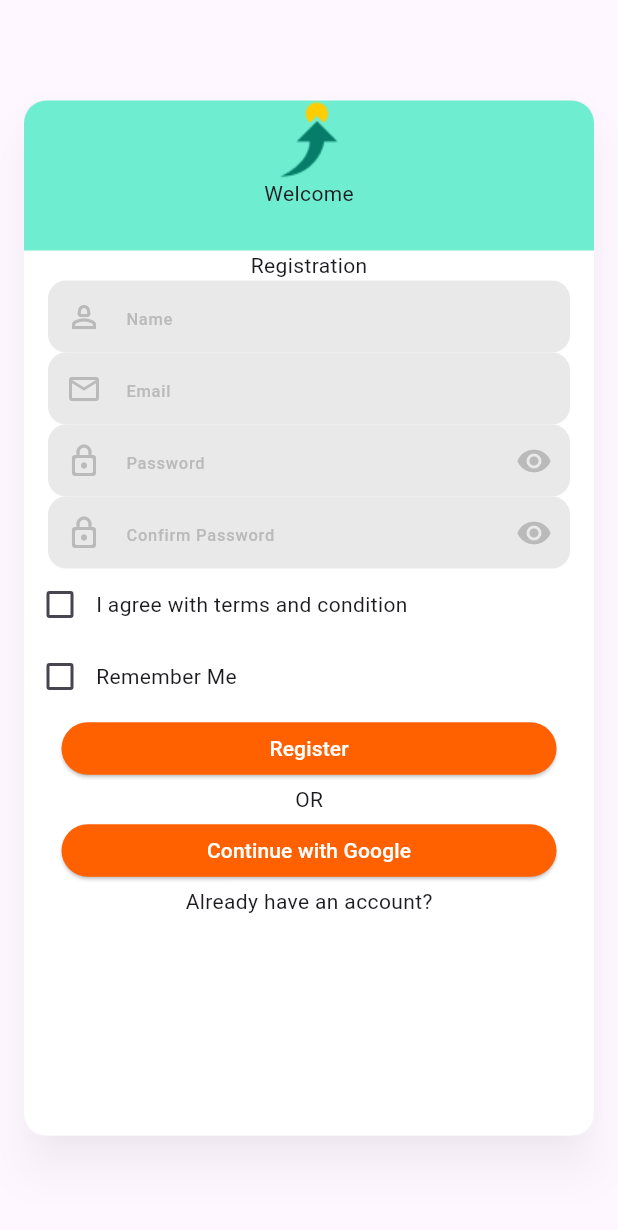
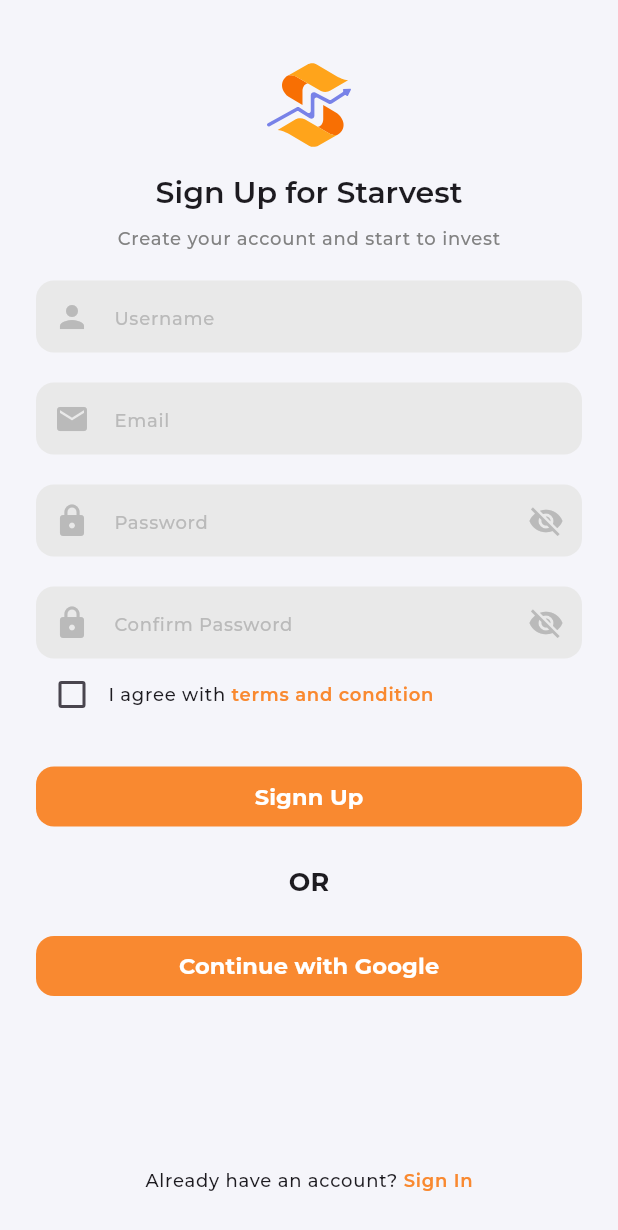
Before and after one commit to yazidalg/starvest, a Flutter app: the screen it shows after launch, on a phone screen of 412 x 824 dp. Shown: the top 1230 px of the screen. Run offline on Flutter 3.47's test engine with Material 3 defaults, Android fonts, the light colour scheme and no system bars; our stand-ins replace firebase_auth, firebase_core, flutter_svg, get, google_fonts, google_sign_in; accounts and stored records are empty.

Commit message:
register page done

```diff
--- a/lib/main.dart
+++ b/lib/main.dart
@@ -1,6 +1,7 @@
 import 'package:firebase_core/firebase_core.dart';
 import 'package:flutter/material.dart';
 import 'package:get/get.dart';
+import 'package:google_fonts/google_fonts.dart';
 import 'package:starvest/firebase_options.dart';
 import 'package:starvest/src/pages/register_page.dart';
 
@@ -35,6 +36,38 @@
         // This works for code too, not just values: Most code changes can be
         // tested with just a hot reload.
         colorScheme: ColorScheme.fromSeed(seedColor: Colors.deepPurple),
+        textTheme: TextTheme(
+          titleLarge: GoogleFonts.montserrat(
+            fontSize: 20,
+            fontStyle: FontStyle.normal,
+            fontWeight: FontWeight.w600,
+          ),
+          titleMedium: GoogleFonts.montserrat(
+            fontSize: 17,
+            fontStyle: FontStyle.normal,
+            fontWeight: FontWeight.w700,
+          ),
+          titleSmall: GoogleFonts.montserrat(
+            fontSize: 15,
+            fontStyle: FontStyle.normal,
+            fontWeight: FontWeight.w700,
+          ),
+          labelSmall: GoogleFonts.montserrat(
+            fontSize: 12,
+            fontStyle: FontStyle.normal,
+            fontWeight: FontWeight.w500,
+          ),
+          bodySmall: GoogleFonts.montserrat(
+            fontSize: 14,
+            fontStyle: FontStyle.normal,
+            fontWeight: FontWeight.w500,
+          ),
+          labelMedium: GoogleFonts.montserrat(
+            fontSize: 12,
+            fontStyle: FontStyle.normal,
+            fontWeight: FontWeight.w600,
+          ),
+        ),
         useMaterial3: true,
       ),
       home: const RegisterPage(),
--- a/lib/src/components/button_component.dart
+++ b/lib/src/components/button_component.dart
@@ -5,29 +5,42 @@
     super.key,
     required this.title,
     required this.onTap,
+    required this.radius,
+    required this.color,
   });
 
   final String title;
   final Function() onTap;
+  final int radius;
+  final int color;
 
   @override
   Widget build(BuildContext context) {
-    return Padding(
-      padding: const EdgeInsets.only(left: 25, right: 25),
-      child: ElevatedButton(
-        onPressed: onTap,
-        style: const ButtonStyle(
-          minimumSize: MaterialStatePropertyAll(
-            Size(double.infinity, 35),
-          ),
-          foregroundColor: MaterialStatePropertyAll(
-            Colors.white,
-          ),
-          backgroundColor: MaterialStatePropertyAll(
-            Color(0xffFF6000),
+    return ElevatedButton(
+      onPressed: onTap,
+      style: ButtonStyle(
+        shape: MaterialStatePropertyAll(
+          RoundedRectangleBorder(
+            borderRadius: BorderRadius.circular(radius.toDouble()),
           ),
         ),
-        child: Text(title),
+        elevation: const MaterialStatePropertyAll(0),
+        minimumSize: const MaterialStatePropertyAll(
+          Size(double.infinity, 40),
+        ),
+        foregroundColor: const MaterialStatePropertyAll(
+          Colors.white,
+        ),
+        backgroundColor: MaterialStatePropertyAll(
+          Color(color),
+        ),
+      ),
+      child: Text(
+        title,
+        style: Theme.of(context)
+            .textTheme
+            .titleSmall
+            ?.copyWith(color: Colors.white),
       ),
     );
   }
--- a/lib/src/components/field_component.dart
+++ b/lib/src/components/field_component.dart
@@ -25,12 +25,7 @@
 
   @override
   Widget build(BuildContext context) {
-    return Padding(
-      padding: const EdgeInsets.only(
-        left: 16,
-        right: 16,
-      ),
-      child: TextFormField(
+    return TextFormField(
       controller: widget.controllerText,
       validator: widget.validator,
       obscureText: widget.obsecureText && !_isVisible,
@@ -45,6 +40,7 @@
         prefixIcon: Icon(
           widget.icon,
           color: const Color(0xffBABABA),
+          size: 24,
         ),
         hintText: widget.hint,
         hintStyle: Theme.of(context)
@@ -55,14 +51,15 @@
             ? IconButton(
                 color: const Color(0xffBABABA),
                 icon: Icon(
-                      _isVisible ? Icons.visibility_off : Icons.visibility),
+                  _isVisible ? Icons.visibility : Icons.visibility_off,
+                  size: 24,
+                ),
                 onPressed: () => setState(() {
                   _isVisible = !_isVisible;
                 }),
               )
             : const Text(""),
       ),
-      ),
     );
   }
 }
--- /dev/null
+++ b/lib/src/pages/login_page.dart
@@ -0,0 +1,10 @@
+import 'package:flutter/material.dart';
+
+class LoginPage extends StatelessWidget {
+  const LoginPage({super.key});
+
+  @override
+  Widget build(BuildContext context) {
+    return const Placeholder();
+  }
+}
--- a/lib/src/pages/register_page.dart
+++ b/lib/src/pages/register_page.dart
@@ -1,130 +1,134 @@
+import 'package:flutter/gestures.dart';
 import 'package:flutter/material.dart';
+import 'package:flutter_svg/svg.dart';
 import 'package:get/get.dart';
 import 'package:starvest/src/components/button_component.dart';
 import 'package:starvest/src/components/field_component.dart';
-import 'package:starvest/src/controllers/auth_controller.dart';
 import 'package:starvest/src/helpers/validation.dart';
-import 'package:starvest/src/pages/home_page.dart';
+import 'package:starvest/src/pages/login_page.dart';
 
 class RegisterPage extends StatelessWidget {
   const RegisterPage({super.key});
 
   @override
   Widget build(BuildContext context) {
-    AuthController authController = AuthController();
     return Scaffold(
-      body: Card(
-        margin: const EdgeInsets.fromLTRB(16, 67, 16, 67),
-        elevation: 12,
-        shadowColor: const Color.fromRGBO(0, 0, 0, 0.25),
+      backgroundColor: const Color(0xffF5F5FA),
+      bottomNavigationBar: Container(
+        height: MediaQuery.of(context).size.height * 0.090,
+        alignment: Alignment.center,
+        child: RichText(
+          text: TextSpan(
+            style: Theme.of(context).textTheme.labelSmall,
+            text: "Already have an account? ",
+            children: [
+              TextSpan(
+                text: "Sign In",
+                style: Theme.of(context)
+                    .textTheme
+                    .labelMedium!
+                    .copyWith(color: const Color(0xffF98930)),
+                recognizer: TapGestureRecognizer()
+                  ..onTap = () => Get.off(const LoginPage()),
+              ),
+            ],
+          ),
+        ),
+      ),
+      body: SingleChildScrollView(
+        scrollDirection: Axis.vertical,
         child: Container(
           width: double.infinity,
-          height: double.infinity,
-          decoration: BoxDecoration(
-            color: Colors.white,
-            borderRadius: BorderRadius.circular(15),
+          margin: const EdgeInsets.fromLTRB(24, 40, 24, 44),
+          child: Column(children: [
+            SvgPicture.asset("assets/logos/Logo.svg"),
+            const SizedBox(height: 15),
+            Text(
+              "Sign Up for Starvest",
+              style: Theme.of(context).textTheme.titleLarge,
             ),
-          child: ListView(
-            children: [
-              Column(
-                  mainAxisAlignment: MainAxisAlignment.spaceBetween,
-                  children: [
-                    Container(
-                      height: 100,
-                      width: double.infinity,
-                      decoration: const BoxDecoration(
-                        color: Color(0xff6EEDD0),
-                        borderRadius: BorderRadius.only(
-                          topLeft: Radius.circular(15),
-                          topRight: Radius.circular(15),
+            const SizedBox(height: 10),
+            Text(
+              "Create your account and start to invest",
+              style: Theme.of(context)
+                  .textTheme
+                  .labelSmall!
+                  .copyWith(color: const Color(0xff828282)),
             ),
+            const SizedBox(height: 20),
+            FieldComponent(
+              icon: Icons.person,
+              hint: "Username",
+              controllerText: TextEditingController(text: ""),
+              validator: (val) => Validator().usernameValidator(val)!,
+              obsecureText: false,
             ),
-                      child: Column(children: [
-                        Image.asset("assets/logos/Logo.png"),
-                        const Text("Welcome"),
-                      ]),
+            const SizedBox(height: 20),
+            FieldComponent(
+              icon: Icons.email,
+              hint: "Email",
+              controllerText: TextEditingController(text: ""),
+              validator: (val) => Validator().usernameValidator(val)!,
+              obsecureText: false,
             ),
-                    Container(
-                      alignment: Alignment.topLeft,
-                      child: Form(
-                        key: authController.formKey,
-                        child: Column(children: [
-                          const Text("Registration"),
+            const SizedBox(height: 20),
             FieldComponent(
-                            icon: Icons.person_2_outlined,
-                            hint: "Name",
-                            controllerText: authController.nameController,
-                            obsecureText: false,
-                            validator: (value) =>
-                                Validator().usernameValidator(value)!,
+              icon: Icons.lock,
+              hint: "Password",
+              controllerText: TextEditingController(text: ""),
+              validator: (val) => Validator().usernameValidator(val)!,
+              obsecureText: true,
             ),
+            const SizedBox(height: 20),
             FieldComponent(
-                            icon: Icons.email_outlined,
-                            hint: "Email",
-                            controllerText: authController.emailController,
-                            obsecureText: false,
-                            validator: (value) =>
-                                Validator().emailValidator(value)!,
-                          ),
-                          FieldComponent(
-                            icon: Icons.lock_outline_rounded,
-                            hint: "Password",
-                            controllerText: authController.passwordController,
+              icon: Icons.lock,
+              hint: "Confirm Password",
+              controllerText: TextEditingController(text: ""),
+              validator: (val) => Validator().usernameValidator(val)!,
               obsecureText: true,
-                            validator: (value) =>
-                                Validator().passwordValidator(value)!,
-                          ),
-                          FieldComponent(
-                            icon: Icons.lock_outline_rounded,
-                            hint: "Confirm Password",
-                            controllerText: authController.confirmController,
-                            obsecureText: true,
-                            validator: (value) =>
-                                Validator().passwordValidator(value)!,
             ),
             Row(
               children: [
                 Checkbox(
                   value: false,
-                                onChanged: (value) {},
+                  onChanged: (val) {},
                 ),
-                              const Text("I agree with terms and condition"),
+                Text.rich(
+                  TextSpan(
+                      style: Theme.of(context).textTheme.labelSmall,
+                      text: "I agree with ",
+                      children: [
+                        TextSpan(
+                          text: "terms and condition",
+                          style: Theme.of(context)
+                              .textTheme
+                              .labelMedium!
+                              .copyWith(color: const Color(0xffF98930)),
+                        ),
+                      ]),
+                )
               ],
             ),
-                          Row(
-                            children: [
-                              Checkbox(
-                                value: false,
-                                onChanged: (value) {},
+            const SizedBox(height: 20),
+            ButtonComponent(
+              title: "Signn Up",
+              onTap: () {},
+              radius: 12,
+              color: 0xffF98930,
             ),
-                              const Text("Remember Me"),
-                            ],
+            const SizedBox(height: 20),
+            Text(
+              "OR",
+              style: Theme.of(context).textTheme.titleMedium,
             ),
-                          ButtonComponent(
-                            title: "Register",
-                            onTap: () => authController
-                                .register(
-                                  authController.emailController.text,
-                                  authController.passwordController.text,
-                                )
-                                .whenComplete(() => Get.off(
-                                    HomePage(user: authController.user!))),
-                          ),
-                          const Text("OR"),
+            const SizedBox(height: 20),
             ButtonComponent(
               title: "Continue with Google",
-                            onTap: () => authController
-                                .googleSignIn()
-                                .whenComplete(() => Get.off(
-                                    HomePage(user: authController.user!))),
+              onTap: () {},
+              radius: 12,
+              color: 0xffF98930,
             ),
           ]),
-                      ),
-                    ),
-                    const Text("Already have an account?"),
-                  ]),
-            ],
-          ),
         ),
       ),
     );
--- /dev/null
+++ b/lib/src/util/constant.dart
@@ -0,0 +1,8 @@
+import 'package:flutter/material.dart';
+
+const Color colorAccent5 = Color(0xffFFA41B);
+const Color colorPrimary = Color(0xffF98930);
+const Color colorSecondary8 = Color(0xff3B449C);
+const Color colorPrimary4 = Color(0xffF98930);
+const Color colorPrimary5 = Color(0xffF86F03);
+const Color colorBlack1 = Color(0xff13131A);
--- a/pubspec.yaml
+++ b/pubspec.yaml
@@ -40,6 +40,8 @@
   google_sign_in: ^6.2.1
   firebase_auth: ^4.16.0
   provider: ^6.1.1
+  google_fonts: ^6.1.0
+  flutter_svg: ^2.0.9
 
 dev_dependencies:
   flutter_test:
```
Also changed, not shown: assets/logos/Logo.png, assets/logos/Logo.svg (added), pubspec.lock, 1 other file. Lines whose indentation alone changed are shown as unchanged.
